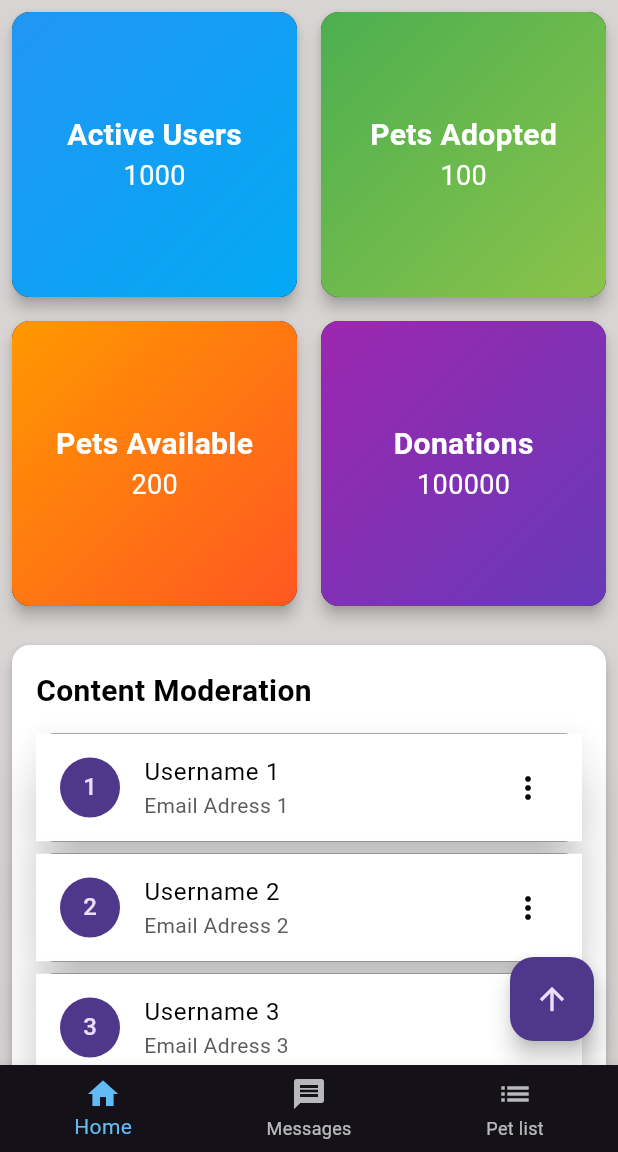
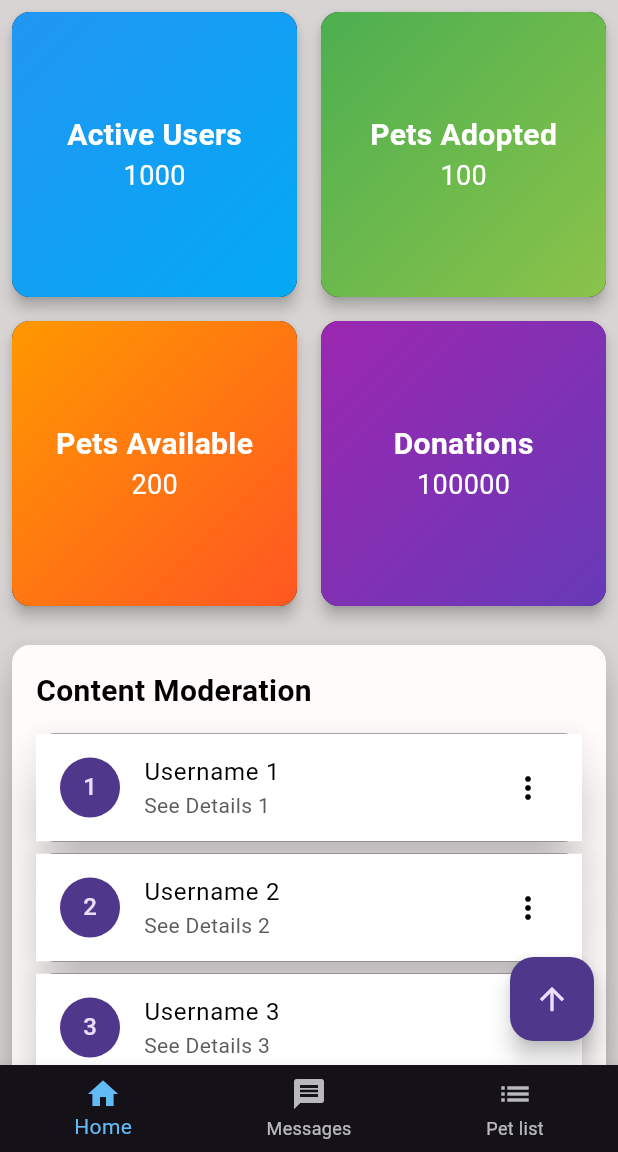
Before and after one commit to DaryllCulas/PetFaves-Application, a Flutter app: the AdminDashboard screen opened directly, on a phone screen of 412 x 824 dp, the part 84-1236 px from its top. Run offline on Flutter 3.47's test engine with Material 3 defaults, Android fonts, the phone set to English and light mode, and no system bars; our stand-ins replace carousel_slider, cloud_firestore, firebase_auth, firebase_core, font_awesome_flutter, google_sign_in; missing offline and left inert: flutter_facebook_auth; accounts and stored records are empty.

Commit message:
Fix navigation -> current state

```diff
--- a/petfaves/lib/adminDashboard/content_moderation.dart
+++ b/petfaves/lib/adminDashboard/content_moderation.dart
@@ -1,4 +1,5 @@
 import 'package:flutter/material.dart';
+import 'package:petfaves/adminDashboard/user_content_details.dart';
 
 class ContentModeration extends StatefulWidget {
   const ContentModeration({Key? key});
@@ -12,8 +13,8 @@ class _ContentModerationState extends State<ContentModeration> {
   Widget build(BuildContext context) {
     return Card(
       margin: const EdgeInsets.all(8),
-      elevation: 4,
-      color: Colors.white,
+      elevation: 10,
+      color: Color.fromARGB(255, 255, 251, 251),
       child: Padding(
         padding: const EdgeInsets.all(16),
         child: Column(
@@ -37,7 +38,7 @@ class _ContentModerationState extends State<ContentModeration> {
                     child: Text('${index + 1}'),
                   ),
                   title: 'Username ${index + 1}',
-                  subtitle: 'Email Adress ${index + 1}',
+                  subtitle: 'See Details ${index + 1}',
                 );
               },
             ),
@@ -76,6 +77,13 @@ class ElevatedCardListItem extends StatelessWidget {
         ),
         tileColor: Colors.white,
         trailing: const Icon(Icons.more_vert, color: Colors.black),
+        onTap: () {
+          Navigator.of(context).push(
+            MaterialPageRoute(
+              builder: (context) => const UsersContent(),
+            ),
+          );
+        },
       ),
     );
   }
```
